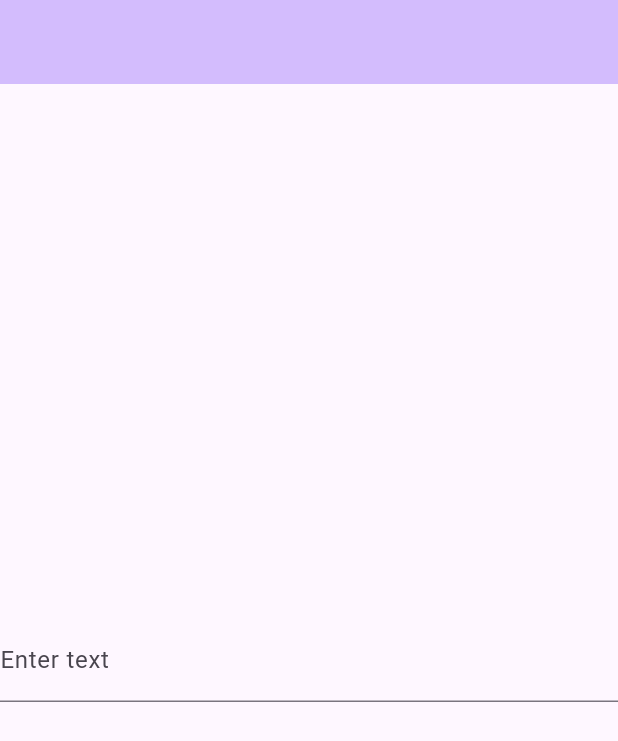
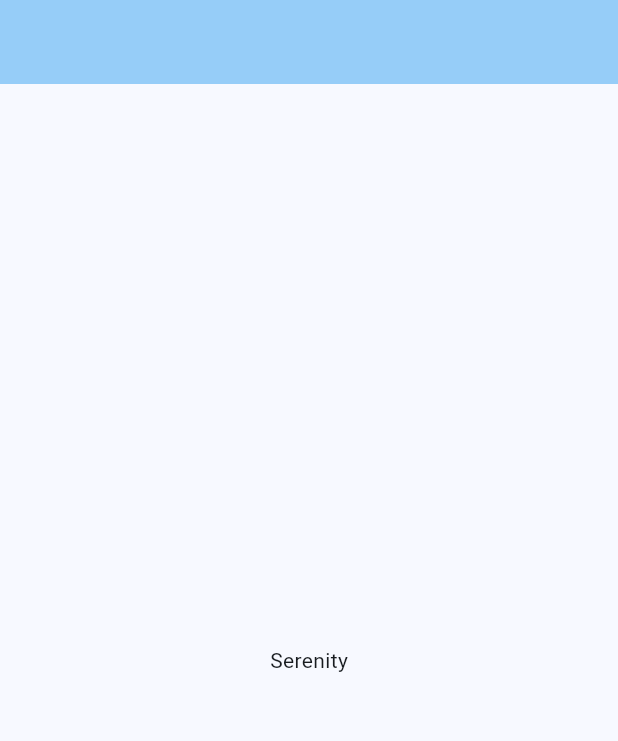
Before and after one commit to HackDearbornLancers/SerenityFrontend, a Flutter app: the screen it shows after launch, on a phone screen of 412 x 824 dp. Shown: the top 741 px of the screen. Run offline on Flutter 3.47's test engine with Material 2 defaults, Android fonts, the phone set to English and light mode, and no system bars; Roboto replaces fonts that are missing (Arizona).

Commit message:
adding pages

```diff
--- a/lib/main.dart
+++ b/lib/main.dart
@@ -14,7 +14,8 @@ class MyApp extends StatelessWidget {
     return MaterialApp(
       title: 'Flutter Demo',
       theme: ThemeData(
-        colorScheme: ColorScheme.fromSeed(seedColor: Colors.deepPurple),
+        colorScheme: ColorScheme.fromSeed(seedColor: Colors.lightBlue),
+        fontFamily: 'Arizona',
         useMaterial3: true,
       ),
       home: const HomePage(),
--- a/lib/pages/home_page.dart
+++ b/lib/pages/home_page.dart
@@ -22,12 +22,10 @@ class HomePageState extends State<HomePage> {
         child: Column(
           mainAxisAlignment: MainAxisAlignment.center,
           children: <Widget>[
-        TextField(
-        controller: _controller,
-        decoration: const InputDecoration(
-          labelText: 'Enter text',
-        ),
-      ),
+          Container(
+          alignment:Alignment.center,
+          child:const Text('Serenity')
+          )
 
 
           ],
```
